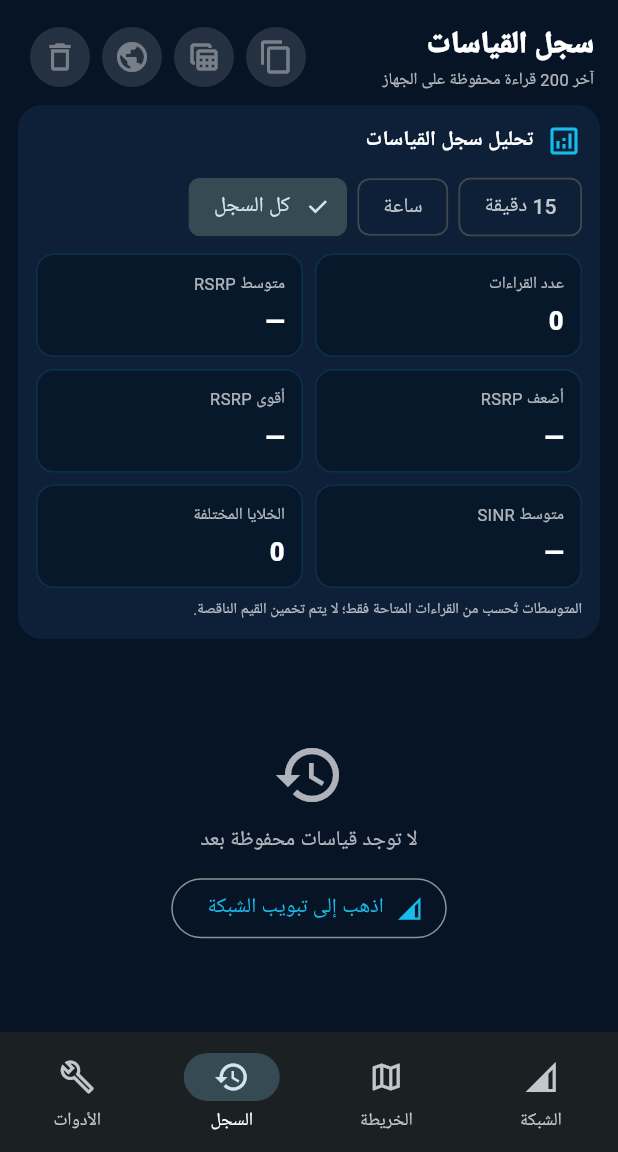
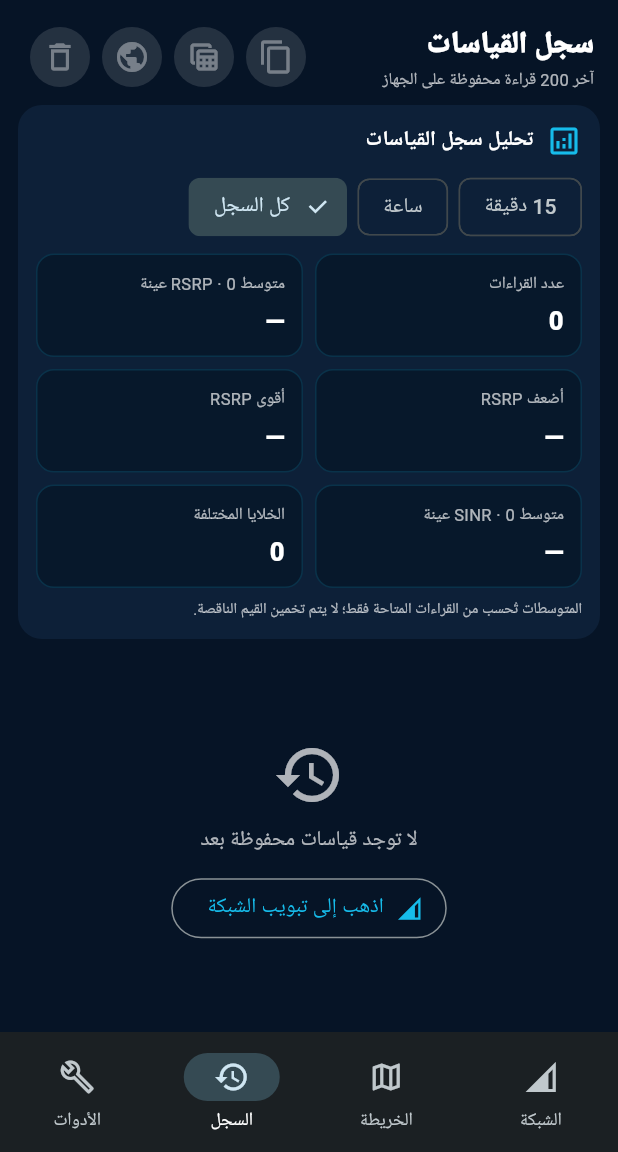
Before and after one commit to loudply0-eng/iraq-network-monitor-builder, a Flutter app: the screen it shows after launch, item 3 of the bottom bar chosen, on a phone screen of 412 x 824 dp, the part 84-1236 px from its top. Run offline on Flutter 3.47's test engine with Material 3 defaults, Android fonts, the phone set to English and light mode, and no system bars; our stand-ins replace flutter_map, geolocator, latlong2, package_info_plus, permission_handler; missing offline and left inert: cryptography.

Commit message:
fix: show available sample counts in signal averages

```diff
--- a/lib/main.dart
+++ b/lib/main.dart
@@ -3230,7 +3230,7 @@ class _MapScreenState extends State<MapScreen> with WidgetsBindingObserver {
     final tiles = <Widget>[
       _historyStatistic(tr('عدد القراءات', 'Readings'), summary.readingCount.toString()),
       _historyStatistic(
-        tr('متوسط RSRP', 'Average RSRP'),
+        tr('متوسط RSRP · ${summary.rsrpSampleCount} عينة', 'Average RSRP · ${summary.rsrpSampleCount} samples'),
         summary.averageRsrp == null ? '—' : '${summary.averageRsrp!.toStringAsFixed(1)} dBm',
       ),
       _historyStatistic(
@@ -3242,7 +3242,7 @@ class _MapScreenState extends State<MapScreen> with WidgetsBindingObserver {
         summary.strongestRsrp == null ? '—' : '${summary.strongestRsrp} dBm',
       ),
       _historyStatistic(
-        tr('متوسط SINR', 'Average SINR'),
+        tr('متوسط SINR · ${summary.sinrSampleCount} عينة', 'Average SINR · ${summary.sinrSampleCount} samples'),
         summary.averageSinr == null ? '—' : '${summary.averageSinr!.toStringAsFixed(1)} dB',
       ),
       _historyStatistic(tr('الخلايا المختلفة', 'Distinct cells'), summary.distinctCellCount.toString()),
```
